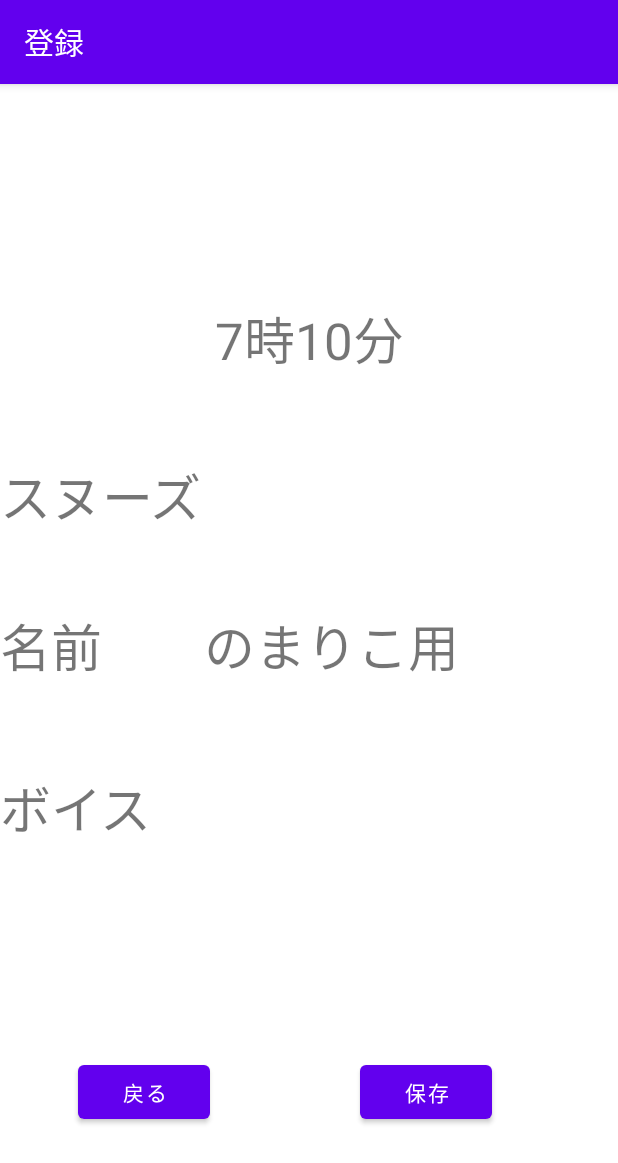
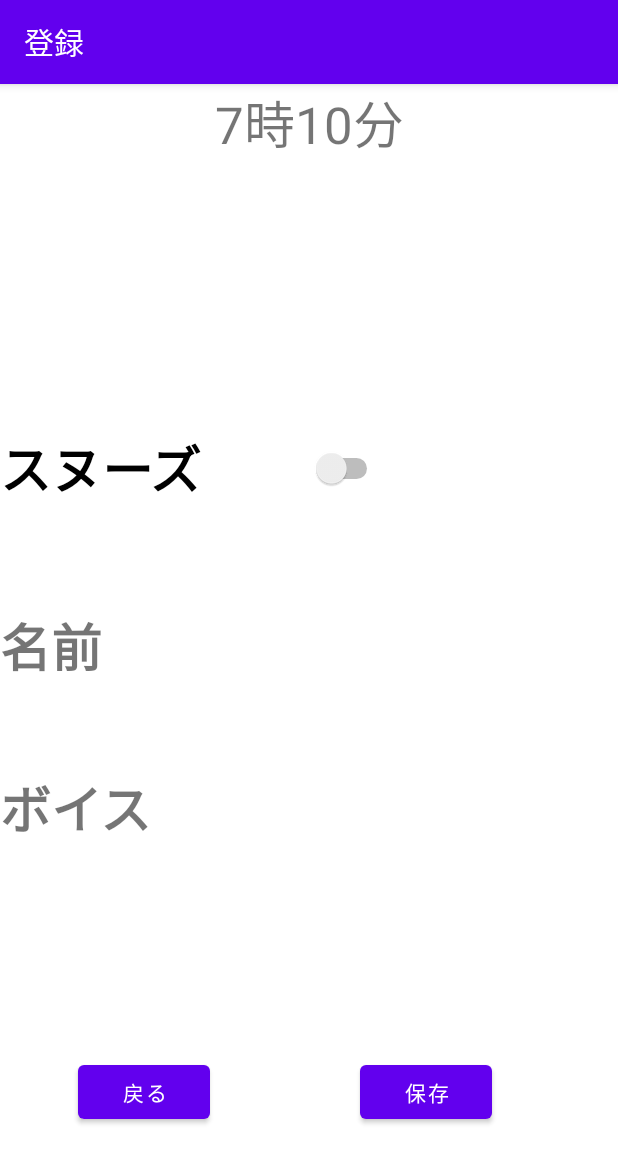
Before and after one commit to okazaki05/Alarm_register_1215, an Android app: the screen it shows after launch (Alarm_register), on a phone screen of 412 x 824 dp. Shown: the top 1163 px of the screen. Run offline under Robolectric (Android 15) with nearby library versions, the light colour scheme and no system bars.

Commit message:
うんち

```diff
--- a/app/src/main/res/layout/activity_alarm_register.xml
+++ b/app/src/main/res/layout/activity_alarm_register.xml
@@ -23,30 +23,20 @@
         android:id="@+id/textView2"
         android:layout_width="wrap_content"
         android:layout_height="wrap_content"
-        android:layout_marginBottom="53dp"
         android:text="7時10分"
         android:textSize="34sp"
-        app:layout_constraintBottom_toTopOf="@+id/textView3"
         app:layout_constraintEnd_toEndOf="parent"
-        app:layout_constraintStart_toStartOf="parent" />
-
-    <TextView
-        android:id="@+id/textView3"
-        android:layout_width="wrap_content"
-        android:layout_height="wrap_content"
-        android:layout_marginBottom="468dp"
-        android:text="スヌーズ"
-        android:textSize="34sp"
-        app:layout_constraintBottom_toBottomOf="parent"
-        app:layout_constraintStart_toStartOf="parent" />
+        app:layout_constraintStart_toStartOf="parent"
+        tools:layout_editor_absoluteY="120dp" />
 
     <TextView
         android:id="@+id/textView4"
         android:layout_width="wrap_content"
         android:layout_height="wrap_content"
         android:layout_marginBottom="368dp"
-        android:text="名前　　のまりこ用"
+        android:text="@string/textView4"
         android:textSize="34sp"
+        android:textStyle="bold"
         app:layout_constraintBottom_toBottomOf="parent"
         app:layout_constraintStart_toStartOf="parent" />
 
@@ -55,8 +45,9 @@
         android:layout_width="wrap_content"
         android:layout_height="wrap_content"
         android:layout_marginBottom="260dp"
-        android:text="ボイス"
+        android:text="@string/textView5"
         android:textSize="34sp"
+        android:textStyle="bold"
         app:layout_constraintBottom_toBottomOf="parent"
         app:layout_constraintStart_toStartOf="parent" />
 
@@ -66,7 +57,7 @@
         android:layout_height="wrap_content"
         android:layout_marginStart="52dp"
         android:layout_marginBottom="72dp"
-        android:text="戻る"
+        android:text="@string/button"
         app:layout_constraintBottom_toBottomOf="parent"
         app:layout_constraintStart_toStartOf="parent" />
 
@@ -76,9 +67,20 @@
         android:layout_height="wrap_content"
         android:layout_marginEnd="84dp"
         android:layout_marginBottom="72dp"
-        android:text="保存"
+        android:text="@string/button2"
         app:layout_constraintBottom_toBottomOf="parent"
         app:layout_constraintEnd_toEndOf="parent" />
 
+    <Switch
+        android:id="@+id/switch1"
+        android:layout_width="255dp"
+        android:layout_height="80dp"
+        android:layout_marginBottom="472dp"
+        android:text="@string/switch1"
+        android:textSize="34sp"
+        android:textStyle="bold"
+        app:layout_constraintBottom_toBottomOf="parent"
+        app:layout_constraintStart_toStartOf="parent" />
+
 
 </androidx.constraintlayout.widget.ConstraintLayout>
--- a/app/src/main/res/values/strings.xml
+++ b/app/src/main/res/values/strings.xml
@@ -1,4 +1,9 @@
 <resources>
     <string name="app_name">登録</string>
     <string name="text">7時10分</string>
+    <string name="textView4">名前</string>
+    <string name="textView5">ボイス</string>
+    <string name="button">戻る</string>
+    <string name="button2">保存</string>
+    <string name="switch1">スヌーズ</string>
 </resources>
```
